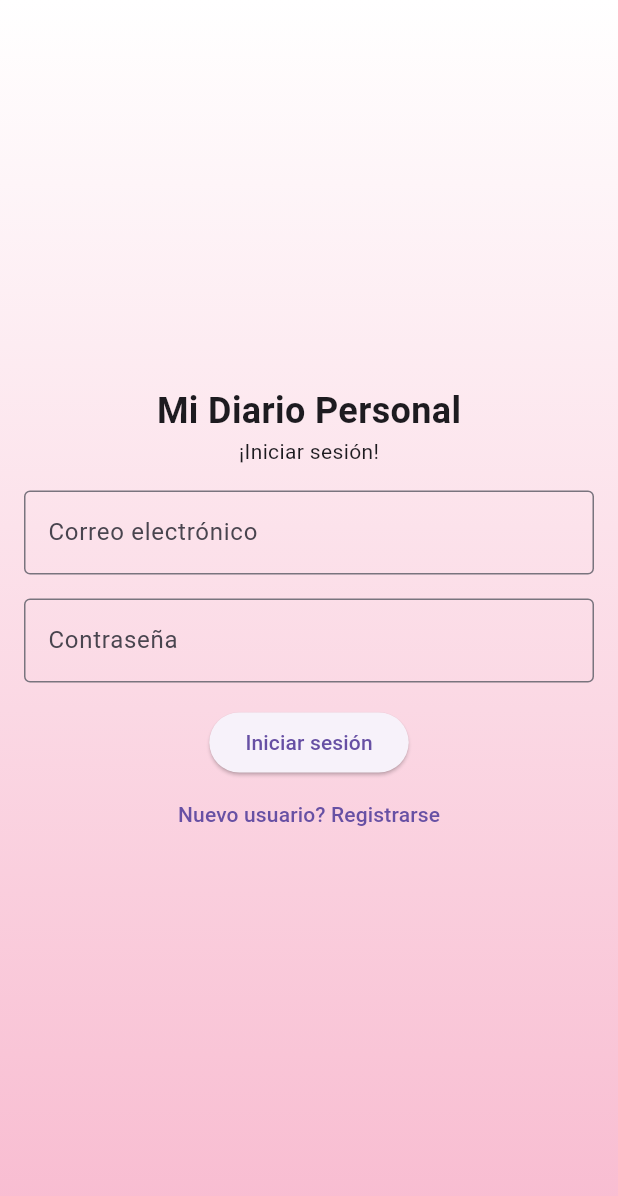
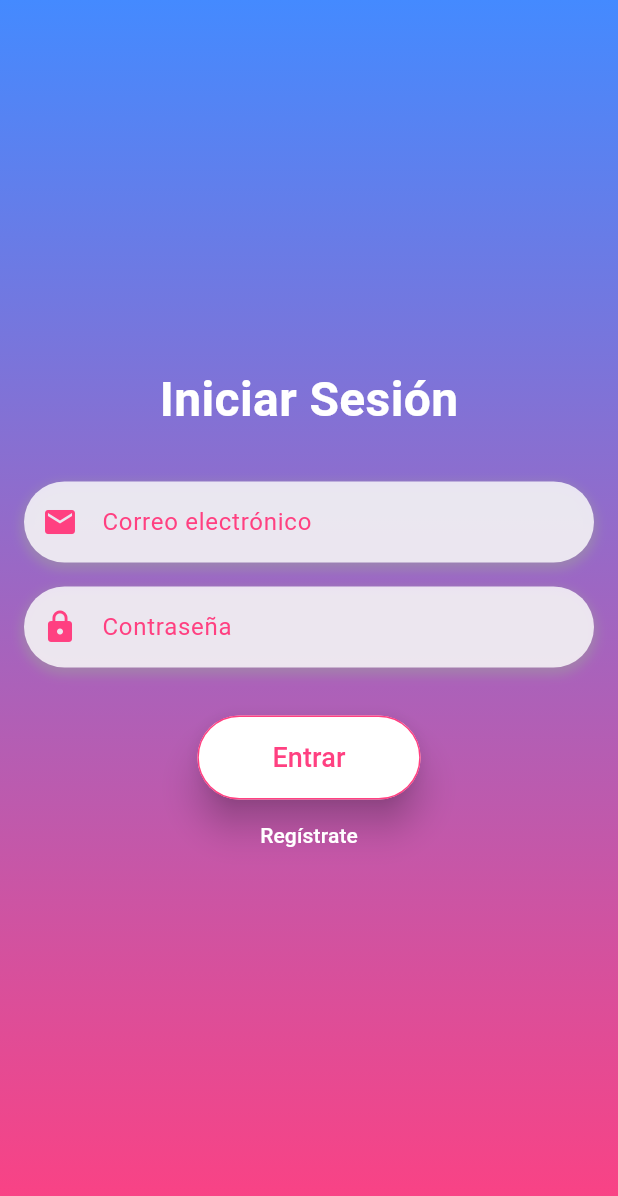
Before and after one commit to EriiMtz/inicio_sesi-n, a Flutter app: the screen it shows after launch, on a phone screen of 412 x 824 dp. Shown: the top 1196 px of the screen. Run offline on Flutter 3.47's test engine with Material 3 defaults, Android fonts, the phone set to English and light mode, and no system bars; accounts and stored records are empty.

Commit message:
Se agregaron los estilos del diario

```diff
--- a/lib/main.dart
+++ b/lib/main.dart
@@ -20,9 +20,7 @@ class MyApp extends StatelessWidget {
       routes: {
         '/': (context) => LoginScreen(),
         '/register': (context) => RegisterScreen(),
-        '/welcome': (context) => WelcomeScreen(
-              userName: '',
-            ),
+        '/welcome': (context) => WelcomeScreen(),
         '/diary': (context) => DiaryScreen(),
       },
     );
--- a/lib/models/user.dart
+++ b/lib/models/user.dart
@@ -1,12 +1,19 @@
 class User {
-  final String firstName;
-  final String lastName;
-  final String email;
-  final String password;
+  String id;
+  String firstName;
+  String lastName;
+  String email;
+  String password;
 
-  User(
-      {required this.firstName,
-      required this.lastName,
-      required this.email,
-      required this.password});
+  User({
+    required this.id,
+    required this.firstName,
+    required this.lastName,
+    required this.email,
+    required this.password,
+  });
+
+  String get fullName => '$firstName $lastName';
+
+  // Otros métodos y constructores aquí...
 }
--- a/lib/screens/login_screens.dart
+++ b/lib/screens/login_screens.dart
@@ -38,53 +38,97 @@ class _LoginScreenState extends State<LoginScreen> {
       body: Container(
         decoration: BoxDecoration(
           gradient: LinearGradient(
-            colors: [Colors.white, Colors.pink.shade100],
+            colors: [Colors.blueAccent, Colors.pinkAccent],
             begin: Alignment.topCenter,
             end: Alignment.bottomCenter,
           ),
         ),
         child: Padding(
           padding: const EdgeInsets.all(16.0),
+          child: Center(
+            child: SingleChildScrollView(
               child: Column(
                 mainAxisAlignment: MainAxisAlignment.center,
                 children: [
                   Text(
-                'Mi Diario Personal',
-                style: TextStyle(fontSize: 24, fontWeight: FontWeight.bold),
-              ),
-              Text('¡Iniciar sesión!'),
-              SizedBox(height: 16),
-              TextField(
-                controller: emailController,
-                decoration: InputDecoration(
-                  labelText: 'Correo electrónico',
-                  border: OutlineInputBorder(),
+                    'Iniciar Sesión',
+                    style: TextStyle(
+                      fontSize: 32,
+                      fontWeight: FontWeight.bold,
+                      color: Colors.white,
                     ),
                   ),
+                  SizedBox(height: 32),
+                  _buildTextField(
+                      emailController, 'Correo electrónico', Icons.email),
                   SizedBox(height: 16),
-              TextField(
-                controller: passwordController,
-                obscureText: true,
-                decoration: InputDecoration(
-                  labelText: 'Contraseña',
-                  border: OutlineInputBorder(),
-                ),
-              ),
-              SizedBox(height: 16),
+                  _buildTextField(passwordController, 'Contraseña', Icons.lock,
+                      obscureText: true),
+                  SizedBox(height: 32),
                   ElevatedButton(
                     onPressed: _login,
-                child: Text('Iniciar sesión'),
+                    style: ElevatedButton.styleFrom(
+                      foregroundColor: Colors.pinkAccent,
+                      backgroundColor: Colors.white, // Text color
+                      padding:
+                          EdgeInsets.symmetric(horizontal: 50, vertical: 15),
+                      shape: RoundedRectangleBorder(
+                        borderRadius: BorderRadius.circular(30.0),
+                        side: BorderSide(color: Colors.pinkAccent),
+                      ),
+                      elevation: 10.0,
+                    ),
+                    child: Text('Entrar', style: TextStyle(fontSize: 18)),
                   ),
                   TextButton(
                     onPressed: () {
                       Navigator.pushNamed(context, '/register');
                     },
-                child: Text('Nuevo usuario? Registrarse'),
+                    child: Text(
+                      'Regístrate',
+                      style: TextStyle(color: Colors.white),
+                    ),
                   ),
                 ],
               ),
             ),
           ),
+        ),
+      ),
+    );
+  }
+
+  Widget _buildTextField(
+      TextEditingController controller, String labelText, IconData icon,
+      {bool obscureText = false}) {
+    return Container(
+      decoration: BoxDecoration(
+        color: Colors.white.withOpacity(0.8),
+        borderRadius: BorderRadius.circular(30.0),
+        boxShadow: [
+          BoxShadow(
+            color: Colors.grey.withOpacity(0.5),
+            spreadRadius: 2,
+            blurRadius: 5,
+            offset: Offset(0, 3), // changes position of shadow
+          ),
+        ],
+      ),
+      child: TextField(
+        controller: controller,
+        obscureText: obscureText,
+        decoration: InputDecoration(
+          prefixIcon: Icon(icon, color: Colors.pinkAccent),
+          labelText: labelText,
+          labelStyle: TextStyle(color: Colors.pinkAccent),
+          border: OutlineInputBorder(
+            borderRadius: BorderRadius.circular(30.0),
+            borderSide: BorderSide.none,
+          ),
+          contentPadding:
+              EdgeInsets.symmetric(horizontal: 20.0, vertical: 15.0),
+        ),
+      ),
     );
   }
 }
--- a/lib/welcome_screen.dart
+++ /dev/null
@@ -1 +0,0 @@
-// TODO Implement this library.
```
Also changed, not shown: lib/models/note.dart (added, +29 -0 lines), lib/screens/note.dart (deleted, +0 -11 lines), lib/screens/note_form_screen.dart (+22 -1 lines), lib/screens/note_list_screen.dart (+47 -67 lines), lib/screens/register_screen.dart (+71 -42 lines), lib/screens/welcome_screen.dart (+14 -17 lines), pubspec.yaml (+3 -58 lines), pubspec.lock. Lines whose indentation alone changed are shown as unchanged.
